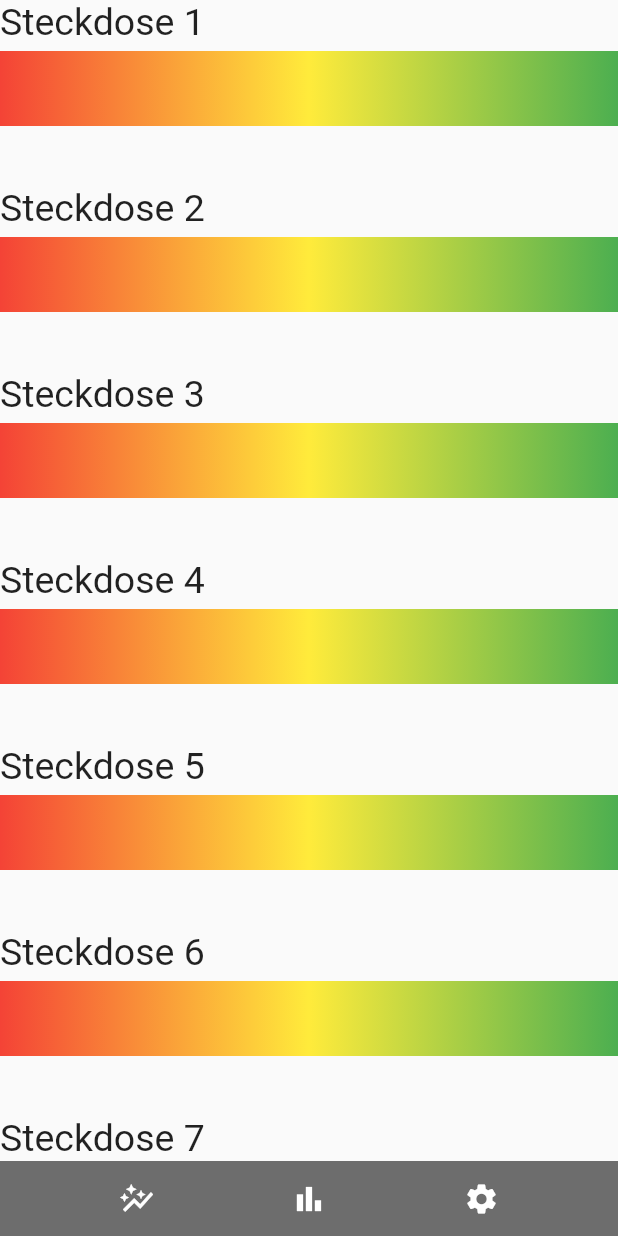
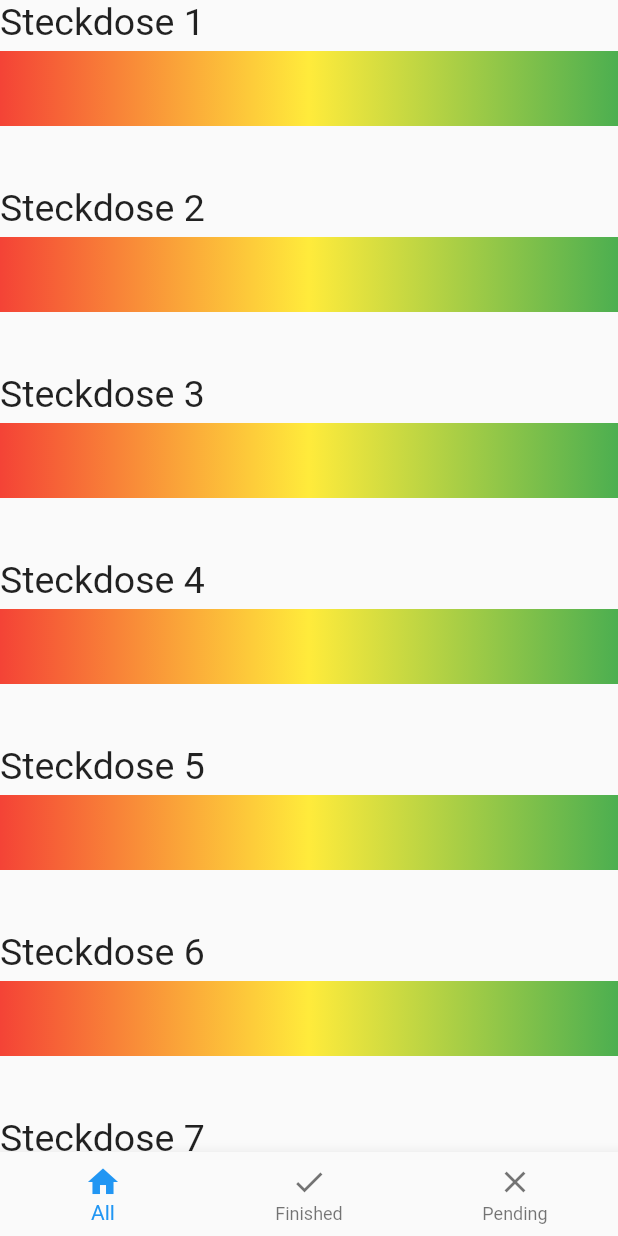
Before and after one commit to Nino678190/Quick-Compare, a Flutter app: the screen it shows after launch, on a phone screen of 412 x 824 dp. Run offline on Flutter 3.47's test engine with Material 2 defaults, Android fonts, the phone set to English and light mode, and no system bars.

Commit message:
Bottom Navigation bar

```diff
--- a/quick_compare/lib/main.dart
+++ b/quick_compare/lib/main.dart
@@ -25,6 +25,9 @@ class QuickCompare extends StatefulWidget {
 }
 
 class _QuickCompareState extends State<QuickCompare> {
+
+  int navigationindex=0;
+
   @override
   Widget build(BuildContext context) {
     return Scaffold(
@@ -70,43 +73,18 @@ class _QuickCompareState extends State<QuickCompare> {
               },
             ),
           ),
-          Container(
-            color: Color(0xFF313131).withOpacity(0.7),
-            height: 50,
-            width: double.maxFinite,
-            child: Row(
-              mainAxisAlignment: MainAxisAlignment.spaceEvenly,
-              children: [
-                IconButton(
-                  onPressed: () {
-                    Navigator.pushNamed(context, '/');
-                  },
-                  icon: Icon(
-                    Icons.auto_graph,
-                    color: Colors.white,
-                  ),
-                ),
-                IconButton(
-                  onPressed: () {
-                    Navigator.pushNamed(context, '/discover');
-                  },
-                  icon: Icon(
-                    Icons.bar_chart,
-                    color: Colors.white,
-                  ),
-                ),
-                IconButton(
-                  onPressed: () {
-                    Navigator.pushNamed(context, '/mybookings');
-                  },
-                  icon: Icon(
-                    Icons.settings,
-                    color: Colors.white,
-                  ),
-                ),
-              ],
-            ),
-          ),
+          BottomNavigationBar(
+            items: const <BottomNavigationBarItem>[
+              BottomNavigationBarItem(icon: Icon(Icons.home),label: "All"),
+              BottomNavigationBarItem(icon: Icon(Icons.done),label: "Finished"),
+              BottomNavigationBarItem(icon: Icon(Icons.close),label:"Pending"),
+            ],
+
+            currentIndex: navigationindex,
+            onTap: (value) => setState(() {
+               navigationindex=value;
+            })
+           )
         ]
       ),
     );
```
